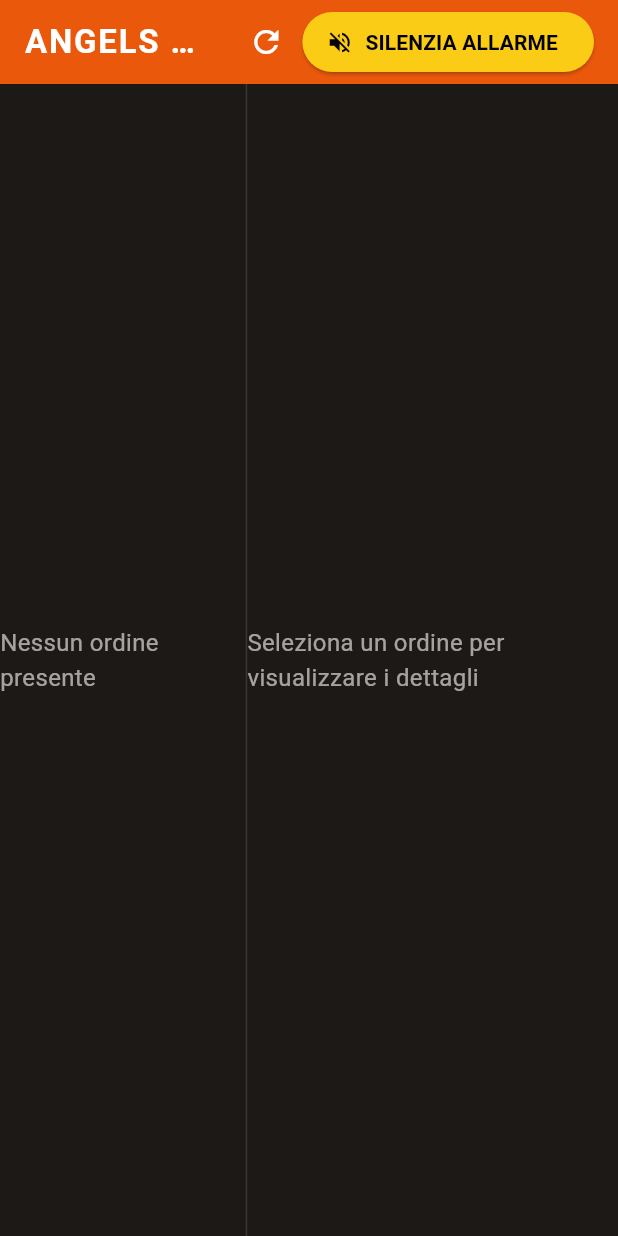
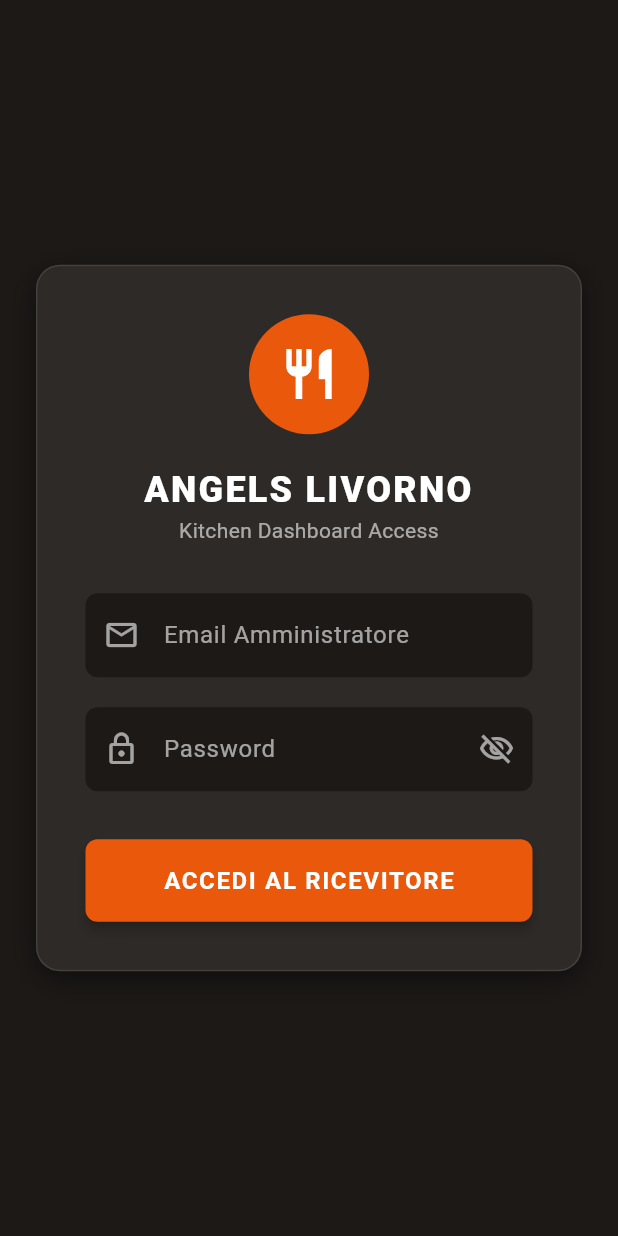
Before and after one commit to k6vvk7jssx-png/angelpizza_e_kebab, a Flutter app: the screen it shows after launch, on a phone screen of 412 x 824 dp. Run offline on Flutter 3.47's test engine with Material 3 defaults, Android fonts, the phone set to English and light mode, and no system bars; our stand-ins replace audioplayers, supabase_flutter; missing offline and left inert: local_notifier, window_manager; accounts and stored records are empty; Roboto replaces fonts that are missing (Montserrat).

Commit message:
fix: resolve tailwind container layout overlap, implement secure auth gate for manager app

```diff
--- a/manager_app/lib/main.dart
+++ b/manager_app/lib/main.dart
@@ -1,9 +1,11 @@
 import 'dart:io';
+import 'package:flutter/foundation.dart';
 import 'package:flutter/material.dart';
 import 'package:supabase_flutter/supabase_flutter.dart';
 import 'package:local_notifier/local_notifier.dart';
 import 'package:window_manager/window_manager.dart';
 import 'screens/dashboard_screen.dart';
+import 'screens/login_screen.dart';
 
 void main() async {
   WidgetsFlutterBinding.ensureInitialized();
@@ -15,7 +17,7 @@ void main() async {
   );
 
   // 2. Initialize Window Manager for Desktop features (Windows only in this block)
-  if (!Platform.isAndroid && !Platform.isIOS) {
+  if (!kIsWeb && !Platform.isAndroid && !Platform.isIOS) {
     await windowManager.ensureInitialized();
     WindowOptions windowOptions = const WindowOptions(
       size: Size(1280, 800),
@@ -32,11 +34,13 @@ void main() async {
   }
 
   // 3. Initialize Local Notifier for native OS notifications
-  await localNotifier.setup(
-    appName: 'Angels Livorno',
-    // The shortcut policy is only needed for custom Windows MSI installations
-    shortcutPolicy: ShortcutPolicy.requireCreate,
-  );
+  if (!kIsWeb && (Platform.isWindows || Platform.isMacOS || Platform.isLinux)) {
+    await localNotifier.setup(
+      appName: 'Angels Livorno',
+      // The shortcut policy is only needed for custom Windows MSI installations
+      shortcutPolicy: ShortcutPolicy.requireCreate,
+    );
+  }
 
   runApp(const MyApp());
 }
@@ -57,7 +61,26 @@ class MyApp extends StatelessWidget {
         ),
         useMaterial3: true,
       ),
-      home: const DashboardScreen(),
+      home: const AuthGate(),
     );
   }
 }
+
+class AuthGate extends StatelessWidget {
+  const AuthGate({Key? key}) : super(key: key);
+
+  @override
+  Widget build(BuildContext context) {
+    final session = Supabase.instance.client.auth.currentSession;
+    if (session != null) {
+      final user = session.user;
+      final role = user.userMetadata?['role'];
+      final isAdmin = user.email == 'admin@angels.it' || role == 'admin';
+
+      if (isAdmin) {
+        return const DashboardScreen();
+      }
+    }
+    return const LoginScreen();
+  }
+}
--- /dev/null
+++ b/manager_app/lib/screens/login_screen.dart
@@ -0,0 +1,289 @@
+import 'package:flutter/material.dart';
+import 'package:supabase_flutter/supabase_flutter.dart';
+import 'dashboard_screen.dart';
+
+class LoginScreen extends StatefulWidget {
+  const LoginScreen({Key? key}) : super(key: key);
+
+  @override
+  State<LoginScreen> createState() => _LoginScreenState();
+}
+
+class _LoginScreenState extends State<LoginScreen> {
+  final _formKey = GlobalKey<FormState>();
+  final _emailController = TextEditingController();
+  final _passwordController = TextEditingController();
+
+  bool _isLoading = false;
+  bool _obscurePassword = true;
+  String? _errorMessage;
+
+  Future<void> _handleLogin() async {
+    if (!_formKey.currentState!.validate()) return;
+
+    setState(() {
+      _isLoading = true;
+      _errorMessage = null;
+    });
+
+    try {
+      final supabase = Supabase.instance.client;
+
+      // 1. Authenticate with Supabase Auth
+      final response = await supabase.auth.signInWithPassword(
+        email: _emailController.text.trim(),
+        password: _passwordController.text.trim(),
+      );
+
+      final user = response.user;
+      if (user == null) {
+        throw Exception('Utente non trovato.');
+      }
+
+      // 2. Authorize: Check custom claims / metadata role OR email
+      final role = user.userMetadata?['role'];
+      final isAdmin = user.email == 'admin@angels.it' || role == 'admin';
+
+      if (!isAdmin) {
+        // Sign out unauthorized users immediately
+        await supabase.auth.signOut();
+        throw Exception('Accesso negato. Questa applicazione è riservata agli amministratori.');
+      }
+
+      // 3. Navigate to Dashboard upon successful authentication & authorization
+      if (mounted) {
+        Navigator.of(context).pushReplacement(
+          MaterialPageRoute(builder: (context) => const DashboardScreen()),
+        );
+      }
+    } on AuthException catch (e) {
+      setState(() {
+        _errorMessage = _getLocalizedAuthError(e.message);
+      });
+    } catch (e) {
+      setState(() {
+        _errorMessage = e.toString().replaceAll('Exception:', '').trim();
+      });
+    } finally {
+      if (mounted) {
+        setState(() {
+          _isLoading = false;
+        });
+      }
+    }
+  }
+
+  String _getLocalizedAuthError(String message) {
+    if (message.contains('Invalid login credentials')) {
+      return 'Email o password errati. Riprova.';
+    }
+    if (message.contains('Email not confirmed')) {
+      return 'Indirizzo email non ancora confermato.';
+    }
+    return message;
+  }
+
+  @override
+  void dispose() {
+    _emailController.dispose();
+    _passwordController.dispose();
+    super.dispose();
+  }
+
+  @override
+  Widget build(BuildContext context) {
+    return Scaffold(
+      backgroundColor: const Color(0xFF1C1917), // Charcoal Black background
+      body: Center(
+        child: SingleChildScrollView(
+          padding: const EdgeInsets.all(24.0),
+          child: Container(
+            constraints: const BoxConstraints(maxWidth: 450),
+            padding: const EdgeInsets.all(32.0),
+            decoration: BoxDecoration(
+              color: const Color(0xFF2E2A27), // Charcoal card background
+              borderRadius: BorderRadius.circular(16),
+              border: Border.all(color: Colors.white10, width: 1),
+              boxShadow: const [
+                BoxShadow(
+                  color: Colors.black45,
+                  blurRadius: 15,
+                  offset: Offset(0, 5),
+                ),
+              ],
+            ),
+            child: Form(
+              key: _formKey,
+              child: Column(
+                mainAxisSize: MainAxisSize.min,
+                crossAxisAlignment: CrossAxisAlignment.stretch,
+                children: [
+                  // Brand Header / Wings Logo
+                  Center(
+                    child: Container(
+                      width: 80,
+                      height: 80,
+                      decoration: const BoxDecoration(
+                        color: Color(0xFFEA580C), // Orange Accent
+                        shape: BoxShape.circle,
+                      ),
+                      child: const Icon(
+                        Icons.restaurant,
+                        size: 40,
+                        color: Colors.white,
+                      ),
+                    ),
+                  ),
+                  const SizedBox(height: 20),
+                  const Text(
+                    'ANGELS LIVORNO',
+                    textAlign: TextAlign.center,
+                    style: TextStyle(
+                      fontFamily: 'Montserrat',
+                      fontWeight: FontWeight.w900,
+                      fontSize: 24,
+                      letterSpacing: 1.5,
+                      color: Colors.white,
+                    ),
+                  ),
+                  const Text(
+                    'Kitchen Dashboard Access',
+                    textAlign: TextAlign.center,
+                    style: TextStyle(
+                      fontSize: 14,
+                      color: Colors.white60,
+                    ),
+                  ),
+                  const SizedBox(height: 32),
+
+                  if (_errorMessage != null) ...[
+                    Container(
+                      padding: const EdgeInsets.symmetric(vertical: 10, horizontal: 14),
+                      decoration: BoxDecoration(
+                        color: Colors.red.withOpacity(0.15),
+                        border: Border.all(color: Colors.red.shade900, width: 1),
+                        borderRadius: BorderRadius.circular(8),
+                      ),
+                      child: Text(
+                        _errorMessage!,
+                        style: const TextStyle(color: Colors.redAccent, fontSize: 13),
+                        textAlign: TextAlign.center,
+                      ),
+                    ),
+                    const SizedBox(height: 20),
+                  ],
+
+                  // Email Field
+                  TextFormField(
+                    controller: _emailController,
+                    keyboardType: TextInputType.emailAddress,
+                    style: const TextStyle(color: Colors.white),
+                    decoration: InputDecoration(
+                      labelText: 'Email Amministratore',
+                      labelStyle: const TextStyle(color: Colors.white60),
+                      prefixIcon: const Icon(Icons.email_outlined, color: Colors.white60),
+                      filled: true,
+                      fillColor: const Color(0xFF1C1917),
+                      border: OutlineInputBorder(
+                        borderRadius: BorderRadius.circular(8),
+                        borderSide: BorderSide.none,
+                      ),
+                      focusedBorder: OutlineInputBorder(
+                        borderRadius: BorderRadius.circular(8),
+                        borderSide: const BorderSide(color: Color(0xFFEA580C), width: 1.5),
+                      ),
+                    ),
+                    validator: (value) {
+                      if (value == null || value.trim().isEmpty) {
+                        return 'Inserisci la tua email';
+                      }
+                      if (!RegExp(r'^[\w-\.]+@([\w-]+\.)+[\w-]{2,4}$').hasMatch(value.trim())) {
+                        return 'Inserisci un indirizzo email valido';
+                      }
+                      return null;
+                    },
+                  ),
+                  const SizedBox(height: 20),
+
+                  // Password Field
+                  TextFormField(
+                    controller: _passwordController,
+                    obscureText: _obscurePassword,
+                    style: const TextStyle(color: Colors.white),
+                    decoration: InputDecoration(
+                      labelText: 'Password',
+                      labelStyle: const TextStyle(color: Colors.white60),
+                      prefixIcon: const Icon(Icons.lock_outlined, color: Colors.white60),
+                      suffixIcon: IconButton(
+                        icon: Icon(
+                          _obscurePassword ? Icons.visibility_off_outlined : Icons.visibility_outlined,
+                          color: Colors.white60,
+                        ),
+                        onPressed: () {
+                          setState(() {
+                            _obscurePassword = !_obscurePassword;
+                          });
+                        },
+                      ),
+                      filled: true,
+                      fillColor: const Color(0xFF1C1917),
+                      border: OutlineInputBorder(
+                        borderRadius: BorderRadius.circular(8),
+                        borderSide: BorderSide.none,
+                      ),
+                      focusedBorder: OutlineInputBorder(
+                        borderRadius: BorderRadius.circular(8),
+                        borderSide: const BorderSide(color: Color(0xFFEA580C), width: 1.5),
+                      ),
+                    ),
+                    validator: (value) {
+                      if (value == null || value.isEmpty) {
+                        return 'Inserisci la password';
+                      }
+                      if (value.length < 6) {
+                        return 'La password deve avere almeno 6 caratteri';
+                      }
+                      return null;
+                    },
+                  ),
+                  const SizedBox(height: 32),
+
+                  // Submit Button
+                  ElevatedButton(
+                    onPressed: _isLoading ? null : _handleLogin,
+                    style: ElevatedButton.styleFrom(
+                      backgroundColor: const Color(0xFFEA580C), // Orange Accent
+                      foregroundColor: Colors.white,
+                      padding: const EdgeInsets.symmetric(vertical: 16),
+                      shape: RoundedRectangleBorder(
+                        borderRadius: BorderRadius.circular(8),
+                      ),
+                      elevation: 3,
+                    ),
+                    child: _isLoading
+                        ? const SizedBox(
+                            height: 20,
+                            width: 20,
+                            child: CircularProgressIndicator(
+                              color: Colors.white,
+                              strokeWidth: 2,
+                            ),
+                          )
+                        : const Text(
+                            'ACCEDI AL RICEVITORE',
+                            style: TextStyle(
+                              fontWeight: FontWeight.bold,
+                              fontSize: 16,
+                              letterSpacing: 1.1,
+                            ),
+                          ),
+                  ),
+                ],
+              ),
+            ),
+          ),
+        ),
+      ),
+    );
+  }
+}
```
Also changed, not shown: manager_app/lib/screens/dashboard_screen.dart (+30 -1 lines), manager_app/lib/services/notification_manager.dart (+14 -3 lines), 5 other files.
